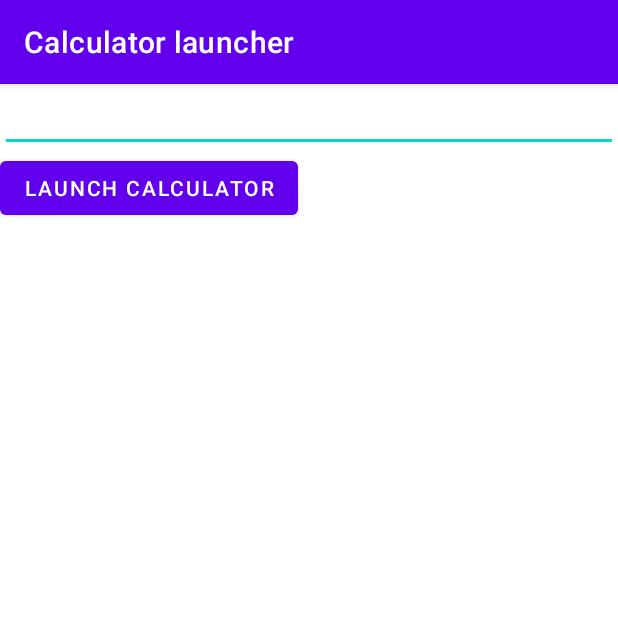
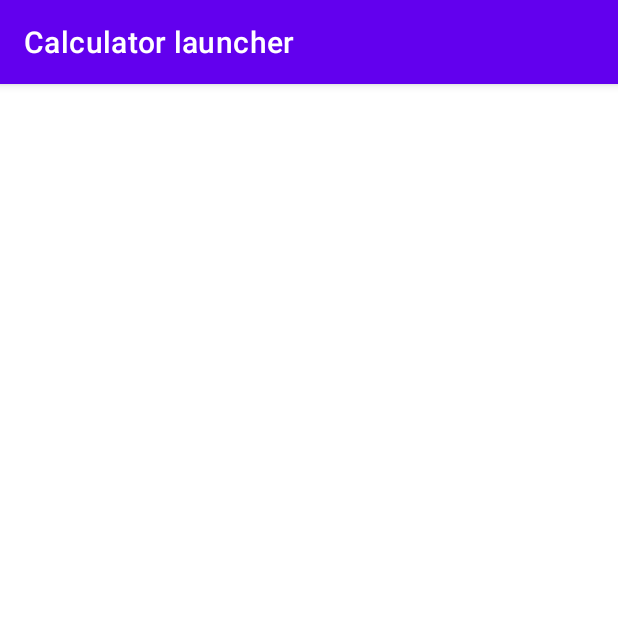
Before and after one commit to PivovarovIgor/Calculator-launcher, an Android app: the screen it shows after launch (MainActivity), on a phone screen of 412 x 824 dp, the top half of it. Run offline under Robolectric (Android 15) with nearby library versions, the phone set to English and light mode, and no system bars.

Commit message:
Init commit.

```diff
--- a/app/src/main/res/layout/activity_main.xml
+++ b/app/src/main/res/layout/activity_main.xml
@@ -7,16 +7,6 @@
     android:orientation="vertical"
     tools:context=".MainActivity">
 
-    <com.google.android.material.textfield.TextInputEditText
-        android:id="@+id/edit_number"
-        android:layout_width="match_parent"
-        android:layout_height="wrap_content"
-        android:inputType="numberDecimal|numberSigned"/>
 
-    <com.google.android.material.button.MaterialButton
-        android:id="@+id/btn"
-        android:layout_width="wrap_content"
-        android:layout_height="wrap_content"
-        android:text="@string/launch_calculator"/>
 
 </LinearLayout>
```
